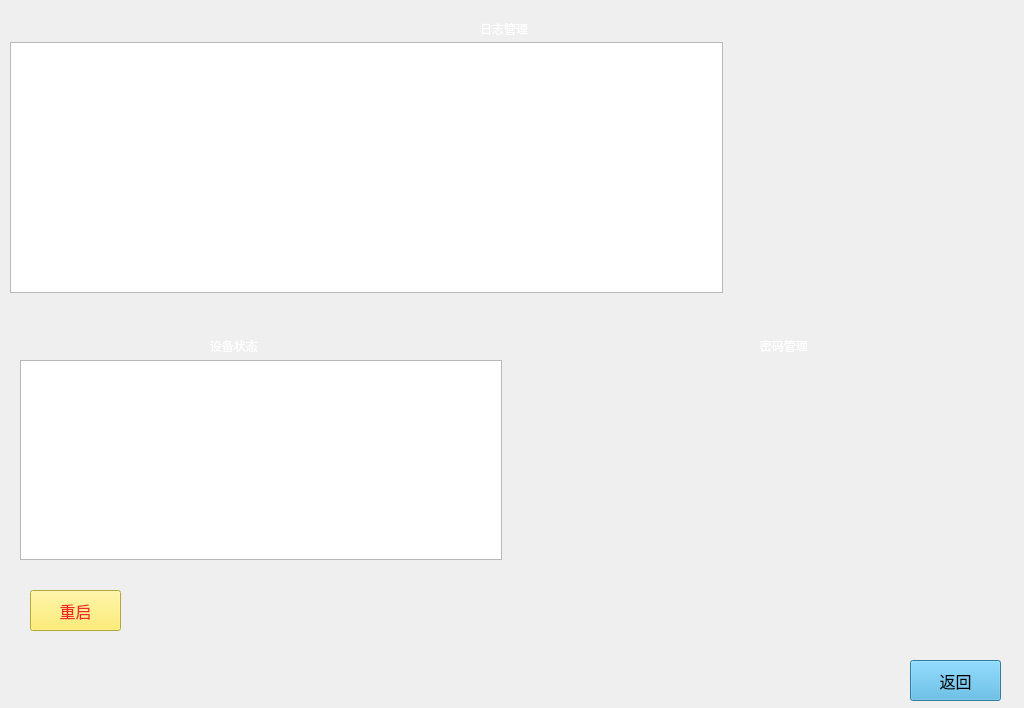
First picture: the form in sysmanage.ui, repository 1157889734/cctvmonitor, before the edit.
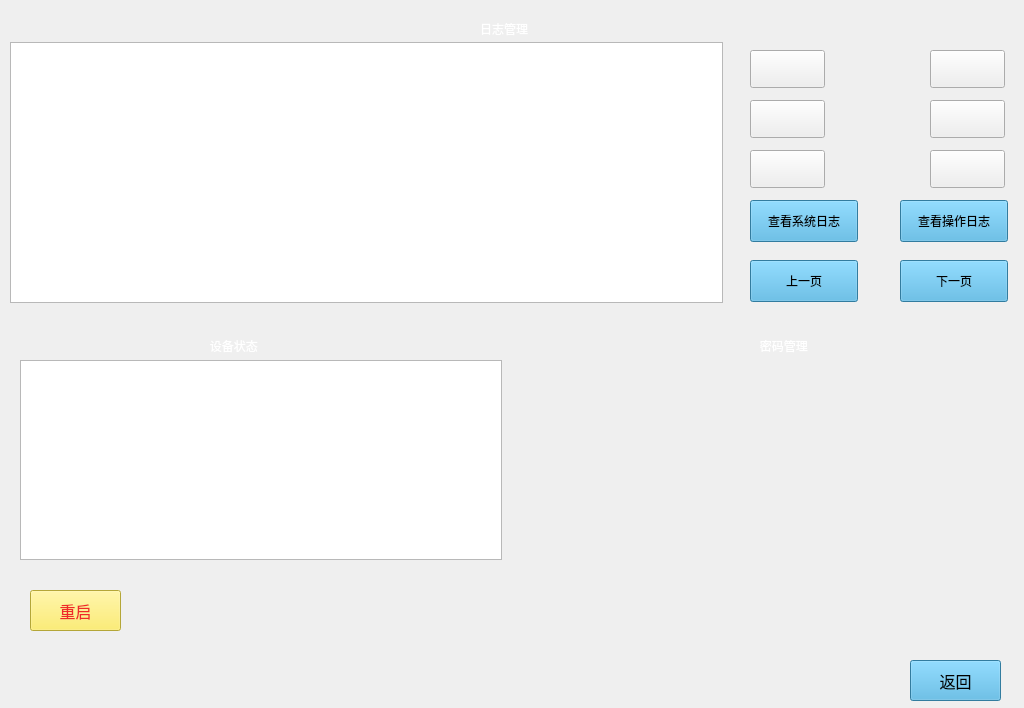
Second picture: the form after the edit. Icons and pictures are not drawn.

The edit to the form file:
```diff
--- a/sysmanage.ui
+++ b/sysmanage.ui
@@ -132,10 +132,288 @@
      <x>10</x>
      <y>42</y>
      <width>713</width>
-     <height>251</height>
+     <height>261</height>
     </rect>
    </property>
   </widget>
+  <widget class="QLabel" name="yearLabel">
+   <property name="geometry">
+    <rect>
+     <x>835</x>
+     <y>50</y>
+     <width>85</width>
+     <height>38</height>
+    </rect>
+   </property>
+   <property name="font">
+    <font>
+     <pointsize>14</pointsize>
+    </font>
+   </property>
+   <property name="styleSheet">
+    <string notr="true">color: rgb(255, 255, 255);</string>
+   </property>
+   <property name="text">
+    <string/>
+   </property>
+   <property name="alignment">
+    <set>Qt::AlignCenter</set>
+   </property>
+  </widget>
+  <widget class="QPushButton" name="LastYearButton">
+   <property name="geometry">
+    <rect>
+     <x>750</x>
+     <y>50</y>
+     <width>75</width>
+     <height>38</height>
+    </rect>
+   </property>
+   <property name="styleSheet">
+    <string notr="true">QPushButton{
+border-image: url(:/res/time_dec.png);
+
+}
+
+QPushButton:pressed{
+border-image: url(:/res/time_dec_pressed.png);
+}</string>
+   </property>
+   <property name="text">
+    <string/>
+   </property>
+  </widget>
+  <widget class="QPushButton" name="NextYearButton">
+   <property name="geometry">
+    <rect>
+     <x>930</x>
+     <y>50</y>
+     <width>75</width>
+     <height>38</height>
+    </rect>
+   </property>
+   <property name="styleSheet">
+    <string notr="true">QPushButton{
+border-image: url(:/res/time_add.png);
+
+}
+
+QPushButton:pressed{
+border-image: url(:/res/time_add_pressed.png);
+}</string>
+   </property>
+   <property name="text">
+    <string/>
+   </property>
+  </widget>
+  <widget class="QLabel" name="monthLabel">
+   <property name="geometry">
+    <rect>
+     <x>835</x>
+     <y>100</y>
+     <width>85</width>
+     <height>38</height>
+    </rect>
+   </property>
+   <property name="font">
+    <font>
+     <pointsize>14</pointsize>
+    </font>
+   </property>
+   <property name="styleSheet">
+    <string notr="true">color: rgb(255, 255, 255);</string>
+   </property>
+   <property name="text">
+    <string/>
+   </property>
+   <property name="alignment">
+    <set>Qt::AlignCenter</set>
+   </property>
+  </widget>
+  <widget class="QPushButton" name="LastMonButton">
+   <property name="geometry">
+    <rect>
+     <x>750</x>
+     <y>100</y>
+     <width>75</width>
+     <height>38</height>
+    </rect>
+   </property>
+   <property name="styleSheet">
+    <string notr="true">QPushButton{
+border-image: url(:/res/time_dec.png);
+
+}
+
+QPushButton:pressed{
+border-image: url(:/res/time_dec_pressed.png);
+}</string>
+   </property>
+   <property name="text">
+    <string/>
+   </property>
+  </widget>
+  <widget class="QPushButton" name="NextMonButton">
+   <property name="geometry">
+    <rect>
+     <x>930</x>
+     <y>100</y>
+     <width>75</width>
+     <height>38</height>
+    </rect>
+   </property>
+   <property name="styleSheet">
+    <string notr="true">QPushButton{
+border-image: url(:/res/time_add.png);
+
+}
+
+QPushButton:pressed{
+border-image: url(:/res/time_add_pressed.png);
+}</string>
+   </property>
+   <property name="text">
+    <string/>
+   </property>
+  </widget>
+  <widget class="QLabel" name="dayLabel">
+   <property name="geometry">
+    <rect>
+     <x>835</x>
+     <y>150</y>
+     <width>85</width>
+     <height>38</height>
+    </rect>
+   </property>
+   <property name="font">
+    <font>
+     <pointsize>14</pointsize>
+    </font>
+   </property>
+   <property name="styleSheet">
+    <string notr="true">color: rgb(255, 255, 255);</string>
+   </property>
+   <property name="text">
+    <string/>
+   </property>
+   <property name="alignment">
+    <set>Qt::AlignCenter</set>
+   </property>
+  </widget>
+  <widget class="QPushButton" name="LastDayButton">
+   <property name="geometry">
+    <rect>
+     <x>750</x>
+     <y>150</y>
+     <width>75</width>
+     <height>38</height>
+    </rect>
+   </property>
+   <property name="styleSheet">
+    <string notr="true">QPushButton{
+border-image: url(:/res/time_dec.png);
+
+}
+
+QPushButton:pressed{
+border-image: url(:/res/time_dec_pressed.png);
+}</string>
+   </property>
+   <property name="text">
+    <string/>
+   </property>
+  </widget>
+  <widget class="QPushButton" name="NextDayButton">
+   <property name="geometry">
+    <rect>
+     <x>930</x>
+     <y>150</y>
+     <width>75</width>
+     <height>38</height>
+    </rect>
+   </property>
+   <property name="styleSheet">
+    <string notr="true">QPushButton{
+border-image: url(:/res/time_add.png);
+
+}
+
+QPushButton:pressed{
+border-image: url(:/res/time_add_pressed.png);
+}</string>
+   </property>
+   <property name="text">
+    <string/>
+   </property>
+  </widget>
+  <widget class="QPushButton" name="searchSystermLogButton">
+   <property name="geometry">
+    <rect>
+     <x>750</x>
+     <y>200</y>
+     <width>108</width>
+     <height>42</height>
+    </rect>
+   </property>
+   <property name="styleSheet">
+    <string notr="true">color: rgb(0, 0, 0);
+background-color: rgb(70, 173, 223);</string>
+   </property>
+   <property name="text">
+    <string>查看系统日志</string>
+   </property>
+  </widget>
+  <widget class="QPushButton" name="searchWorkLogButton">
+   <property name="geometry">
+    <rect>
+     <x>900</x>
+     <y>200</y>
+     <width>108</width>
+     <height>42</height>
+    </rect>
+   </property>
+   <property name="styleSheet">
+    <string notr="true">color: rgb(0, 0, 0);
+background-color: rgb(70, 173, 223);</string>
+   </property>
+   <property name="text">
+    <string>查看操作日志</string>
+   </property>
+  </widget>
+  <widget class="QPushButton" name="LastPageButton">
+   <property name="geometry">
+    <rect>
+     <x>750</x>
+     <y>260</y>
+     <width>108</width>
+     <height>42</height>
+    </rect>
+   </property>
+   <property name="styleSheet">
+    <string notr="true">color: rgb(0, 0, 0);
+background-color: rgb(70, 173, 223);</string>
+   </property>
+   <property name="text">
+    <string>上一页</string>
+   </property>
+  </widget>
+  <widget class="QPushButton" name="NextPageButton">
+   <property name="geometry">
+    <rect>
+     <x>900</x>
+     <y>260</y>
+     <width>108</width>
+     <height>42</height>
+    </rect>
+   </property>
+   <property name="styleSheet">
+    <string notr="true">color: rgb(0, 0, 0);
+background-color: rgb(70, 173, 223);</string>
+   </property>
+   <property name="text">
+    <string>下一页</string>
+   </property>
+  </widget>
  </widget>
  <resources/>
  <connections/>
```
